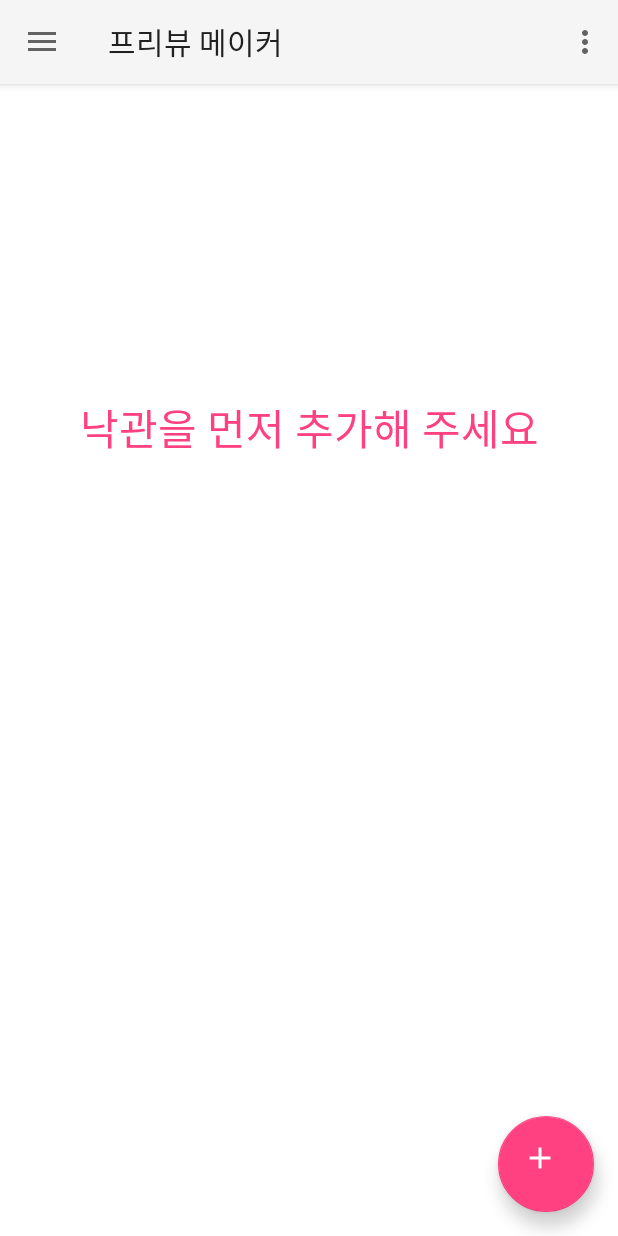
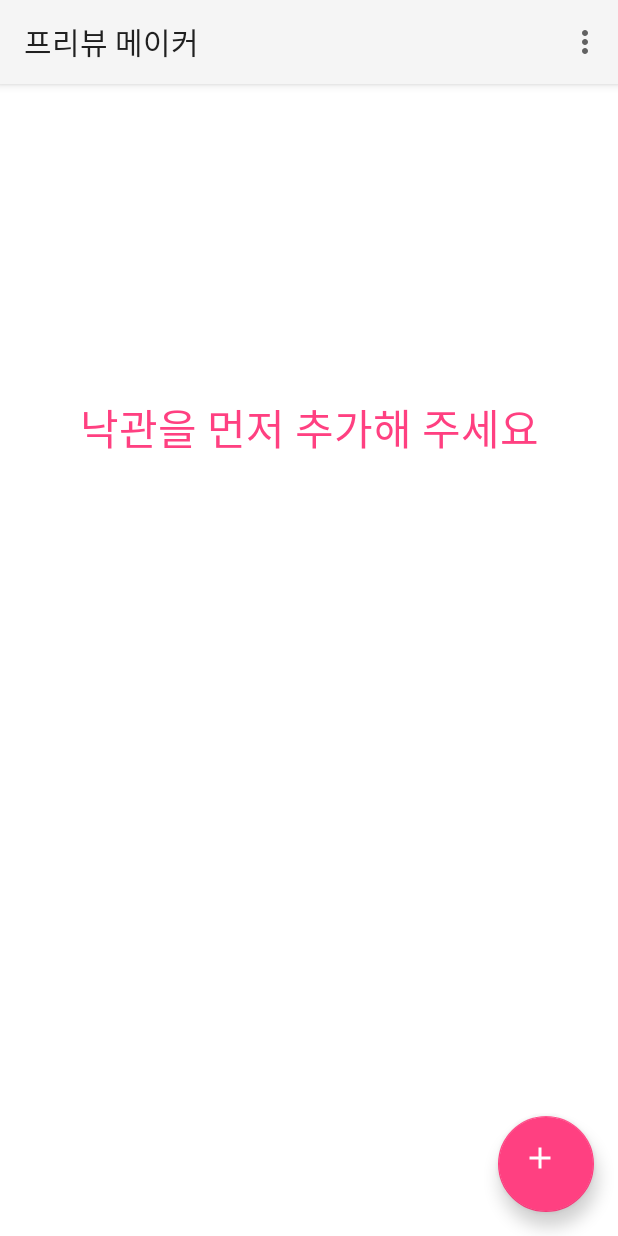
Before and after one commit to 5seunghoon/PreviewMaker, an Android app: the screen it shows after launch (MainActivity), on a phone screen of 412 x 824 dp. Run offline under Robolectric (Android 15) with nearby library versions, the phone set to English and light mode, and no system bars; our stand-ins replace ButterKnife; libraries missing offline, so code that uses them is left out: android.arch.core, me.nereo.multi_image_selector; 1 statement that could not run was skipped.

Commit message:
remove drawer, and fix async bug wip

```diff
--- a/app/src/main/java/com/tistory/deque/previewmaker/Activity/MainActivity.java
+++ b/app/src/main/java/com/tistory/deque/previewmaker/Activity/MainActivity.java
@@ -14,10 +14,6 @@ import android.support.v7.widget.DefaultItemAnimator;
 import android.support.v7.widget.LinearLayoutManager;
 import android.support.v7.widget.RecyclerView;
 import android.view.View;
-import android.support.design.widget.NavigationView;
-import android.support.v4.view.GravityCompat;
-import android.support.v4.widget.DrawerLayout;
-import android.support.v7.app.ActionBarDrawerToggle;
 import android.support.v7.app.AppCompatActivity;
 import android.support.v7.widget.Toolbar;
 import android.view.Menu;
@@ -45,8 +41,7 @@ import butterknife.BindView;
 import butterknife.ButterKnife;
 import me.nereo.multi_image_selector.MultiImageSelectorActivity;
 
-public class MainActivity extends AppCompatActivity
-        implements NavigationView.OnNavigationItemSelectedListener {
+public class MainActivity extends AppCompatActivity {
     public final static String FILE_NAME_FORMAT = "yyyyMMddHHmmssSSS";
     public final static String FILE_NAME_HEADER_STAMP = "STAMP_";
     public final static String FILE_NAME_HEADER_PREVIEW = "PREVIEW_";
@@ -69,10 +64,6 @@ public class MainActivity extends AppCompatActivity
     TextView mMainActivityHintTextView;
     @BindView(R.id.fab)
     FloatingActionButton fab;
-    @BindView(R.id.drawer_layout)
-    DrawerLayout drawer;
-    @BindView(R.id.nav_view)
-    NavigationView navigationView;
     @BindView(R.id.recyclerStampView)
     RecyclerView mRecyclerStampView;
 
@@ -132,14 +123,9 @@ public class MainActivity extends AppCompatActivity
 
         setTitle("프리뷰 메이커");
 
-        //setting drawer
-        ActionBarDrawerToggle toggle = new ActionBarDrawerToggle(
-                this, drawer, mToolbar, R.string.navigation_drawer_open, R.string.navigation_drawer_close);
-        drawer.addDrawerListener(toggle);
-        toggle.syncState();
 
         //setting navigation view
-        navigationView.setNavigationItemSelectedListener(this);
+        //navigationView.setNavigationItemSelectedListener(this);
 
 
         mPermission.checkPermissions();
@@ -186,10 +172,7 @@ public class MainActivity extends AppCompatActivity
     }
 
     @Override
-    public void onBackPressed() {
-        if (drawer.isDrawerOpen(GravityCompat.START)) { // 드로어가 열려있으면 닫고
-            drawer.closeDrawer(GravityCompat.START);
-        } else { // 드로어가 닫혀있으면 앱 종료
+    public void onBackPressed() {// 드로어가 닫혀있으면 앱 종료
         if (System.currentTimeMillis() - mBackPressedTime > 2000) {
             Snackbar.make(mToolbar, getString(R.string.snackbar_main_acti_back_to_exit), Snackbar.LENGTH_LONG)
                     .setAction(getString(R.string.snackbar_main_acti_back_to_exit_btn), new View.OnClickListener() {
@@ -203,13 +186,13 @@ public class MainActivity extends AppCompatActivity
         } else {
             finish();
         }
-        }
+
     }
 
     @Override
     public boolean onCreateOptionsMenu(Menu menu) {
         // Inflate the menu; this adds items to the action bar if it is present.
-        getMenuInflater().inflate(R.menu.main, menu);
+        getMenuInflater().inflate(R.menu.toolbar_main_menu, menu);
         return true;
     }
 
@@ -226,24 +209,6 @@ public class MainActivity extends AppCompatActivity
         }
 
         return super.onOptionsItemSelected(item);
-    }
-
-    @SuppressWarnings("StatementWithEmptyBody")
-    @Override
-    public boolean onNavigationItemSelected(MenuItem item) {
-        // Handle navigation view item clicks here.
-        int id = item.getItemId();
-
-        if (id == R.id.nav_gallery) {
-
-        } else if (id == R.id.nav_manage) {
-
-        } else if (id == R.id.nav_share) {
-
-        }
-
-        drawer.closeDrawer(GravityCompat.START);
-        return true;
     }
 
     @Override
--- a/app/src/main/java/com/tistory/deque/previewmaker/Activity/PreviewEditActivity.java
+++ b/app/src/main/java/com/tistory/deque/previewmaker/Activity/PreviewEditActivity.java
@@ -308,6 +308,10 @@ public class PreviewEditActivity extends AppCompatActivity {
 
     @OnClick(R.id.buttonStamp)
     public void clickButtonStamp() {
+        doClickButtonStamp();
+    }
+
+    public void doClickButtonStamp(){
         if (POSITION < 0) return;
 
         if (!mPreviewCanvasView.isStampShown()) {
--- a/app/src/main/res/layout/activity_main.xml
+++ b/app/src/main/res/layout/activity_main.xml
@@ -1,5 +1,5 @@
 <?xml version="1.0" encoding="utf-8"?>
-<android.support.v4.widget.DrawerLayout xmlns:android="http://schemas.android.com/apk/res/android"
+<LinearLayout xmlns:android="http://schemas.android.com/apk/res/android"
   xmlns:app="http://schemas.android.com/apk/res-auto"
   xmlns:tools="http://schemas.android.com/tools"
   android:id="@+id/drawer_layout"
@@ -9,17 +9,9 @@
   tools:openDrawer="start">
 
   <include
-    layout="@layout/app_bar_main"
-    android:layout_width="match_parent"
-    android:layout_height="match_parent" />
+      layout="@layout/app_bar_main"
+      android:layout_width="match_parent"
+      android:layout_height="match_parent"
+      android:layout_weight="0" />
 
-  <android.support.design.widget.NavigationView
-    android:id="@+id/nav_view"
-    android:layout_width="wrap_content"
-    android:layout_height="match_parent"
-    android:layout_gravity="start"
-    android:fitsSystemWindows="true"
-    app:headerLayout="@layout/nav_header_main"
-    app:menu="@menu/activity_main_drawer" />
-
-</android.support.v4.widget.DrawerLayout>
+</LinearLayout>
--- a/app/src/main/res/menu/activity_main_drawer.xml
+++ /dev/null
@@ -1,26 +0,0 @@
-<?xml version="1.0" encoding="utf-8"?>
-<menu xmlns:android="http://schemas.android.com/apk/res/android"
-  xmlns:tools="http://schemas.android.com/tools"
-  tools:showIn="navigation_view">
-
-  <group android:checkableBehavior="single">
-    <item
-      android:id="@+id/nav_gallery"
-      android:icon="@drawable/ic_menu_gallery"
-      android:title="Gallery" />
-    <item
-      android:id="@+id/nav_manage"
-      android:icon="@drawable/ic_menu_manage"
-      android:title="Tools" />
-  </group>
-
-  <item android:title="Communicate">
-    <menu>
-      <item
-        android:id="@+id/nav_share"
-        android:icon="@drawable/ic_menu_share"
-        android:title="Share" />
-    </menu>
-  </item>
-
-</menu>
```
Also changed, not shown: app/src/main/java/com/tistory/deque/previewmaker/Activity/PreviewCanvasView.java (+11 -10 lines), app/src/main/java/com/tistory/deque/previewmaker/Controler/PreviewBitmapControler.java (+12 -0 lines), app/src/main/res/menu/toolbar_main_menu.xml (renamed from app/src/main/res/menu/main.xml). Lines whose indentation alone changed are shown as unchanged.
